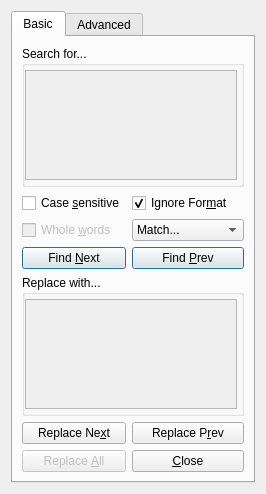
Qt form src/frontends/qt4/ui/FindAndReplaceUi.ui (cburschka/lyx) before a commit.
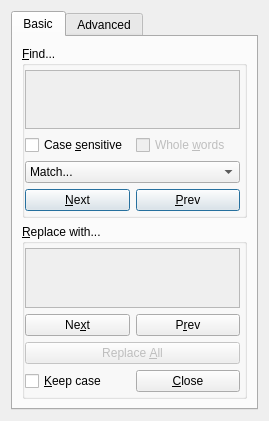
The same form after that commit. Custom widgets are drawn as their Qt base class.

Commit message: First implementation of feature in bug #3696 (missing file in commit, apologies).

```diff
--- a/src/frontends/qt4/ui/FindAndReplaceUi.ui
+++ b/src/frontends/qt4/ui/FindAndReplaceUi.ui
@@ -5,8 +5,8 @@
    <rect>
     <x>0</x>
     <y>0</y>
-    <width>266</width>
-    <height>494</height>
+    <width>269</width>
+    <height>421</height>
    </rect>
   </property>
   <property name="sizePolicy">
@@ -43,11 +43,14 @@
    <item>
     <widget class="QTabWidget" name="tabWidget">
      <property name="sizePolicy">
-      <sizepolicy hsizetype="Expanding" vsizetype="Expanding">
+      <sizepolicy hsizetype="Expanding" vsizetype="Minimum">
        <horstretch>0</horstretch>
        <verstretch>0</verstretch>
       </sizepolicy>
      </property>
+     <property name="autoFillBackground">
+      <bool>false</bool>
+     </property>
      <property name="currentIndex">
       <number>0</number>
      </property>
@@ -67,191 +70,6 @@
          <property name="sizeConstraint">
           <enum>QLayout::SetNoConstraint</enum>
          </property>
-         <item row="2" column="0">
-          <widget class="QCheckBox" name="wordsCB">
-           <property name="enabled">
-            <bool>false</bool>
-           </property>
-           <property name="sizePolicy">
-            <sizepolicy hsizetype="Expanding" vsizetype="Fixed">
-             <horstretch>0</horstretch>
-             <verstretch>0</verstretch>
-            </sizepolicy>
-           </property>
-           <property name="text">
-            <string>Whole &amp;words</string>
-           </property>
-          </widget>
-         </item>
-         <item row="3" column="0">
-          <widget class="QPushButton" name="findNextPB">
-           <property name="enabled">
-            <bool>true</bool>
-           </property>
-           <property name="sizePolicy">
-            <sizepolicy hsizetype="Expanding" vsizetype="Fixed">
-             <horstretch>0</horstretch>
-             <verstretch>0</verstretch>
-            </sizepolicy>
-           </property>
-           <property name="text">
-            <string>Find &amp;Next</string>
-           </property>
-           <property name="default">
-            <bool>true</bool>
-           </property>
-          </widget>
-         </item>
-         <item row="6" column="0">
-          <widget class="QPushButton" name="replaceNextPB">
-           <property name="enabled">
-            <bool>true</bool>
-           </property>
-           <property name="sizePolicy">
-            <sizepolicy hsizetype="Expanding" vsizetype="Fixed">
-             <horstretch>0</horstretch>
-             <verstretch>0</verstretch>
-            </sizepolicy>
-           </property>
-           <property name="text">
-            <string>Replace Ne&amp;xt</string>
-           </property>
-          </widget>
-         </item>
-         <item row="7" column="0">
-          <widget class="QPushButton" name="replaceallPB">
-           <property name="enabled">
-            <bool>false</bool>
-           </property>
-           <property name="sizePolicy">
-            <sizepolicy hsizetype="Expanding" vsizetype="Fixed">
-             <horstretch>0</horstretch>
-             <verstretch>0</verstretch>
-            </sizepolicy>
-           </property>
-           <property name="text">
-            <string>Replace &amp;All</string>
-           </property>
-          </widget>
-         </item>
-         <item row="7" column="1">
-          <widget class="QPushButton" name="closePB">
-           <property name="sizePolicy">
-            <sizepolicy hsizetype="Expanding" vsizetype="Fixed">
-             <horstretch>0</horstretch>
-             <verstretch>0</verstretch>
-            </sizepolicy>
-           </property>
-           <property name="text">
-            <string>&amp;Close</string>
-           </property>
-          </widget>
-         </item>
-         <item row="3" column="1">
-          <widget class="QPushButton" name="findPrevPB">
-           <property name="enabled">
-            <bool>true</bool>
-           </property>
-           <property name="sizePolicy">
-            <sizepolicy hsizetype="Expanding" vsizetype="Fixed">
-             <horstretch>0</horstretch>
-             <verstretch>0</verstretch>
-            </sizepolicy>
-           </property>
-           <property name="text">
-            <string>Find &amp;Prev</string>
-           </property>
-           <property name="default">
-            <bool>true</bool>
-           </property>
-          </widget>
-         </item>
-         <item row="6" column="1">
-          <widget class="QPushButton" name="replacePrevPB">
-           <property name="enabled">
-            <bool>true</bool>
-           </property>
-           <property name="sizePolicy">
-            <sizepolicy hsizetype="Expanding" vsizetype="Fixed">
-             <horstretch>0</horstretch>
-             <verstretch>0</verstretch>
-            </sizepolicy>
-           </property>
-           <property name="text">
-            <string>Replace P&amp;rev</string>
-           </property>
-          </widget>
-         </item>
-         <item row="1" column="0">
-          <widget class="QCheckBox" name="caseCB">
-           <property name="sizePolicy">
-            <sizepolicy hsizetype="Expanding" vsizetype="Fixed">
-             <horstretch>0</horstretch>
-             <verstretch>0</verstretch>
-            </sizepolicy>
-           </property>
-           <property name="text">
-            <string>Case &amp;sensitive</string>
-           </property>
-          </widget>
-         </item>
-         <item row="1" column="1">
-          <widget class="QCheckBox" name="ignoreFormatCB">
-           <property name="enabled">
-            <bool>true</bool>
-           </property>
-           <property name="sizePolicy">
-            <sizepolicy hsizetype="Expanding" vsizetype="Fixed">
-             <horstretch>0</horstretch>
-             <verstretch>0</verstretch>
-            </sizepolicy>
-           </property>
-           <property name="text">
-            <string>Ignore For&amp;mat</string>
-           </property>
-           <property name="checked">
-            <bool>true</bool>
-           </property>
-          </widget>
-         </item>
-         <item row="2" column="1">
-          <widget class="QComboBox" name="regexpInsertCombo">
-           <property name="enabled">
-            <bool>true</bool>
-           </property>
-           <property name="sizePolicy">
-            <sizepolicy hsizetype="Expanding" vsizetype="Fixed">
-             <horstretch>0</horstretch>
-             <verstretch>0</verstretch>
-            </sizepolicy>
-           </property>
-           <item>
-            <property name="text">
-             <string>Match...</string>
-            </property>
-           </item>
-           <item>
-            <property name="text">
-             <string>Anything</string>
-            </property>
-           </item>
-           <item>
-            <property name="text">
-             <string>Any non-empty</string>
-            </property>
-           </item>
-           <item>
-            <property name="text">
-             <string>Any word</string>
-            </property>
-           </item>
-           <item>
-            <property name="text">
-             <string>Any number</string>
-            </property>
-           </item>
-          </widget>
-         </item>
          <item row="0" column="0" colspan="2">
           <widget class="QGroupBox" name="groupBox">
            <property name="sizePolicy">
@@ -282,9 +100,9 @@
             <string>Enter the text to search for in this full-featured LyX editing area</string>
            </property>
            <property name="title">
-            <string>Search for...</string>
+            <string>&amp;Find...</string>
            </property>
-           <layout class="QGridLayout" name="gridLayout_4">
+           <layout class="QGridLayout" name="gridLayout_5">
             <property name="leftMargin">
              <number>0</number>
             </property>
@@ -297,7 +115,7 @@
             <property name="bottomMargin">
              <number>4</number>
             </property>
-            <item row="1" column="0">
+            <item row="0" column="0" colspan="2">
              <widget class="lyx::frontend::EmbeddedWorkArea" name="find_work_area_">
               <property name="minimumSize">
                <size>
@@ -322,8 +140,8 @@
                 <rect>
                  <x>0</x>
                  <y>0</y>
-                 <width>208</width>
-                 <height>97</height>
+                 <width>211</width>
+                 <height>43</height>
                 </rect>
                </property>
                <property name="sizePolicy">
@@ -335,6 +153,111 @@
               </widget>
              </widget>
             </item>
+            <item row="1" column="0">
+             <widget class="QCheckBox" name="caseCB">
+              <property name="sizePolicy">
+               <sizepolicy hsizetype="Expanding" vsizetype="Minimum">
+                <horstretch>0</horstretch>
+                <verstretch>0</verstretch>
+               </sizepolicy>
+              </property>
+              <property name="text">
+               <string>Case &amp;sensitive</string>
+              </property>
+             </widget>
+            </item>
+            <item row="2" column="0" colspan="2">
+             <widget class="QComboBox" name="regexpInsertCombo">
+              <property name="enabled">
+               <bool>true</bool>
+              </property>
+              <property name="sizePolicy">
+               <sizepolicy hsizetype="Expanding" vsizetype="Minimum">
+                <horstretch>0</horstretch>
+                <verstretch>0</verstretch>
+               </sizepolicy>
+              </property>
+              <item>
+               <property name="text">
+                <string>Match...</string>
+               </property>
+              </item>
+              <item>
+               <property name="text">
+                <string>Anything</string>
+               </property>
+              </item>
+              <item>
+               <property name="text">
+                <string>Any non-empty</string>
+               </property>
+              </item>
+              <item>
+               <property name="text">
+                <string>Any word</string>
+               </property>
+              </item>
+              <item>
+               <property name="text">
+                <string>Any number</string>
+               </property>
+              </item>
+             </widget>
+            </item>
+            <item row="3" column="0">
+             <widget class="QPushButton" name="findNextPB">
+              <property name="enabled">
+               <bool>true</bool>
+              </property>
+              <property name="sizePolicy">
+               <sizepolicy hsizetype="Expanding" vsizetype="Minimum">
+                <horstretch>0</horstretch>
+                <verstretch>0</verstretch>
+               </sizepolicy>
+              </property>
+              <property name="text">
+               <string>&amp;Next</string>
+              </property>
+              <property name="default">
+               <bool>true</bool>
+              </property>
+             </widget>
+            </item>
+            <item row="3" column="1">
+             <widget class="QPushButton" name="findPrevPB">
+              <property name="enabled">
+               <bool>true</bool>
+              </property>
+              <property name="sizePolicy">
+               <sizepolicy hsizetype="Expanding" vsizetype="Minimum">
+                <horstretch>0</horstretch>
+                <verstretch>0</verstretch>
+               </sizepolicy>
+              </property>
+              <property name="text">
+               <string>&amp;Prev</string>
+              </property>
+              <property name="default">
+               <bool>true</bool>
+              </property>
+             </widget>
+            </item>
+            <item row="1" column="1">
+             <widget class="QCheckBox" name="wordsCB">
+              <property name="enabled">
+               <bool>false</bool>
+              </property>
+              <property name="sizePolicy">
+               <sizepolicy hsizetype="Expanding" vsizetype="Minimum">
+                <horstretch>0</horstretch>
+                <verstretch>0</verstretch>
+               </sizepolicy>
+              </property>
+              <property name="text">
+               <string>Whole &amp;words</string>
+              </property>
+             </widget>
+            </item>
            </layout>
           </widget>
          </item>
@@ -362,9 +285,9 @@
             <string>Enter the text to replace in this full-featured LyX editing area</string>
            </property>
            <property name="title">
-            <string>Replace with...</string>
+            <string>&amp;Replace with...</string>
            </property>
-           <layout class="QGridLayout" name="gridLayout_5">
+           <layout class="QGridLayout" name="gridLayout_6">
             <property name="leftMargin">
              <number>0</number>
             </property>
@@ -377,7 +300,7 @@
             <property name="bottomMargin">
              <number>4</number>
             </property>
-            <item row="0" column="0">
+            <item row="0" column="0" colspan="2">
              <widget class="lyx::frontend::EmbeddedWorkArea" name="replace_work_area_">
               <property name="minimumSize">
                <size>
@@ -402,8 +325,8 @@
                 <rect>
                  <x>0</x>
                  <y>0</y>
-                 <width>208</width>
-                 <height>96</height>
+                 <width>211</width>
+                 <height>43</height>
                 </rect>
                </property>
                <property name="sizePolicy">
@@ -415,6 +338,83 @@
               </widget>
              </widget>
             </item>
+            <item row="1" column="0">
+             <widget class="QPushButton" name="replaceNextPB">
+              <property name="enabled">
+               <bool>true</bool>
+              </property>
+              <property name="sizePolicy">
+               <sizepolicy hsizetype="Expanding" vsizetype="Minimum">
+                <horstretch>1</horstretch>
+                <verstretch>0</verstretch>
+               </sizepolicy>
+              </property>
+              <property name="text">
+               <string>Ne&amp;xt</string>
+              </property>
+             </widget>
+            </item>
+            <item row="1" column="1">
+             <widget class="QPushButton" name="replacePrevPB">
+              <property name="enabled">
+               <bool>true</bool>
+              </property>
+              <property name="sizePolicy">
+               <sizepolicy hsizetype="Expanding" vsizetype="Minimum">
+                <horstretch>1</horstretch>
+                <verstretch>0</verstretch>
+               </sizepolicy>
+              </property>
+              <property name="text">
+               <string>P&amp;rev</string>
+              </property>
+             </widget>
+            </item>
+            <item row="2" column="0" colspan="2">
+             <widget class="QPushButton" name="replaceallPB">
+              <property name="enabled">
+               <bool>false</bool>
+              </property>
+              <property name="sizePolicy">
+               <sizepolicy hsizetype="Expanding" vsizetype="Minimum">
+                <horstretch>0</horstretch>
+                <verstretch>0</verstretch>
+               </sizepolicy>
+              </property>
+              <property name="text">
+               <string>Replace &amp;All</string>
+              </property>
+             </widget>
+            </item>
+            <item row="3" column="0">
+             <widget class="QCheckBox" name="keepCaseCB">
+              <property name="sizePolicy">
+               <sizepolicy hsizetype="Expanding" vsizetype="Minimum">
+                <horstretch>1</horstretch>
+                <verstretch>0</verstretch>
+               </sizepolicy>
+              </property>
+              <property name="toolTip">
+               <string>Keep the case of the replacement first letter as in each matching text first letter</string>
+              </property>
+              <property name="text">
+               <string>&amp;Keep case</string>
+              </property>
+             </widget>
+            </item>
+            <item row="3" column="1">
+             <widget class="QPushButton" name="closePB">
+              <property name="sizePolicy">
+               <sizepolicy hsizetype="Expanding" vsizetype="Minimum">
+                <horstretch>1</horstretch>
+                <verstretch>0</verstretch>
+               </sizepolicy>
+              </property>
+              <property name="text">
+               <string>&amp;Close</string>
+              </property>
+             </widget>
+            </item>
            </layout>
           </widget>
          </item>
@@ -432,120 +432,145 @@
       <attribute name="title">
        <string>Advanced</string>
       </attribute>
-      <widget class="QWidget" name="gridLayoutWidget">
-       <property name="geometry">
-        <rect>
-         <x>0</x>
-         <y>0</y>
-         <width>221</width>
-         <height>143</height>
-        </rect>
-       </property>
-       <layout class="QGridLayout" name="gridLayout_2">
-        <item row="0" column="0">
-         <widget class="QGroupBox" name="groupBox_2">
-          <property name="enabled">
-           <bool>false</bool>
-          </property>
-          <property name="sizePolicy">
-           <sizepolicy hsizetype="Preferred" vsizetype="Minimum">
-            <horstretch>0</horstretch>
-            <verstretch>0</verstretch>
-           </sizepolicy>
-          </property>
-          <property name="minimumSize">
-           <size>
-            <width>0</width>
-            <height>111</height>
-           </size>
-          </property>
-          <property name="title">
-           <string>Sco&amp;pe</string>
-          </property>
-          <widget class="QRadioButton" name="scopeRB">
-           <property name="geometry">
-            <rect>
-             <x>10</x>
-             <y>40</y>
-             <width>121</width>
-             <height>23</height>
-            </rect>
+      <layout class="QHBoxLayout" name="horizontalLayout">
+       <item>
+        <layout class="QGridLayout" name="gridLayout_2">
+         <property name="sizeConstraint">
+          <enum>QLayout::SetDefaultConstraint</enum>
+         </property>
+         <item row="0" column="0">
+          <widget class="QGroupBox" name="groupBox_2">
+           <property name="enabled">
+            <bool>false</bool>
            </property>
-           <property name="toolTip">
-            <string>Current buffer only</string>
+           <property name="sizePolicy">
+            <sizepolicy hsizetype="Expanding" vsizetype="Minimum">
+             <horstretch>0</horstretch>
+             <verstretch>0</verstretch>
+            </sizepolicy>
            </property>
-           <property name="text">
-            <string>Buffer</string>
+           <property name="minimumSize">
+            <size>
+             <width>0</width>
+             <height>112</height>
+            </size>
            </property>
-           <property name="checked">
-            <bool>true</bool>
+           <property name="autoFillBackground">
+            <bool>false</bool>
            </property>
+           <property name="title">
+            <string>Sco&amp;pe</string>
+           </property>
+           <property name="flat">
+            <bool>false</bool>
+           </property>
+           <layout class="QGridLayout" name="gridLayout_4">
+            <property name="margin">
+             <number>3</number>
+            </property>
+            <property name="spacing">
+             <number>0</number>
+            </property>
+            <item row="0" column="0">
+             <widget class="QRadioButton" name="scopeRB_2">
+              <property name="toolTip">
+               <string>Current paragraph only</string>
+              </property>
+              <property name="text">
+               <string>Current &amp;Paragraph</string>
+              </property>
+              <property name="checked">
+               <bool>false</bool>
+              </property>
+             </widget>
+            </item>
+            <item row="1" column="0">
+             <widget class="QRadioButton" name="scopeRB">
+              <property name="toolTip">
+               <string>Current buffer only</string>
+              </property>
+              <property name="text">
+               <string>Buffer</string>
+              </property>
+              <property name="checked">
+               <bool>true</bool>
+              </property>
+             </widget>
+            </item>
+            <item row="2" column="0">
+             <widget class="QRadioButton" name="scopeRB_3">
+              <property name="toolTip">
+               <string>Current file and all included files</string>
+              </property>
+              <property name="text">
+               <string>Document</string>
+              </property>
+             </widget>
+            </item>
+            <item row="3" column="0">
+             <widget class="QRadioButton" name="scopeRB_4">
+              <property name="toolTip">
+               <string>All open buffers</string>
+              </property>
+              <property name="text">
+               <string>Open buffers</string>
+              </property>
+             </widget>
+            </item>
+           </layout>
           </widget>
-          <widget class="QRadioButton" name="scopeRB_3">
-           <property name="geometry">
-            <rect>
-             <x>10</x>
-             <y>60</y>
-             <width>121</width>
-             <height>23</height>
-            </rect>
+         </item>
+         <item row="2" column="0">
+          <widget class="QCheckBox" name="expandMacrosCB">
+           <property name="enabled">
+            <bool>false</bool>
            </property>
-           <property name="toolTip">
-            <string>Current file and all included files</string>
+           <property name="sizePolicy">
+            <sizepolicy hsizetype="Expanding" vsizetype="Minimum">
+             <horstretch>0</horstretch>
+             <verstretch>0</verstretch>
+            </sizepolicy>
            </property>
            <property name="text">
-            <string>Document</string>
+            <string>&amp;Expand macros</string>
            </property>
           </widget>
-          <widget class="QRadioButton" name="scopeRB_2">
-           <property name="geometry">
-            <rect>
-             <x>10</x>
-             <y>20</y>
-             <width>121</width>
-             <height>23</height>
-            </rect>
+         </item>
+         <item row="1" column="0">
+          <widget class="QCheckBox" name="ignoreFormatCB">
+           <property name="enabled">
+            <bool>true</bool>
            </property>
-           <property name="toolTip">
-            <string>Current paragraph only</string>
+           <property name="sizePolicy">
+            <sizepolicy hsizetype="Expanding" vsizetype="Minimum">
+             <horstretch>0</horstretch>
+             <verstretch>0</verstretch>
+            </sizepolicy>
            </property>
            <property name="text">
-            <string>Paragraph</string>
+            <string>Ignore For&amp;mat</string>
            </property>
            <property name="checked">
-            <bool>false</bool>
+            <bool>true</bool>
            </property>
           </widget>
-          <widget class="QRadioButton" name="scopeRB_4">
-           <property name="geometry">
-            <rect>
-             <x>10</x>
-             <y>80</y>
-             <width>121</width>
-             <height>23</height>
-            </rect>
+         </item>
+         <item row="3" column="0">
+          <spacer name="verticalSpacer">
+           <property name="orientation">
+            <enum>Qt::Vertical</enum>
            </property>
-           <property name="toolTip">
-            <string>All open buffers</string>
+           <property name="sizeHint" stdset="0">
+            <size>
+             <width>20</width>
+             <height>40</height>
+            </size>
            </property>
-           <property name="text">
-            <string>Open buffers</string>
-           </property>
-          </widget>
-         </widget>
-        </item>
-        <item row="1" column="0">
-         <widget class="QCheckBox" name="expandMacrosCB">
-          <property name="enabled">
-           <bool>false</bool>
-          </property>
-          <property name="text">
-           <string>&amp;Expand macros</string>
-          </property>
-         </widget>
-        </item>
-       </layout>
-      </widget>
+          </spacer>
+         </item>
+        </layout>
+       </item>
+      </layout>
      </widget>
     </widget>
    </item>
```
Left out of the diff: 1 changed line with no effect on the pictures.
